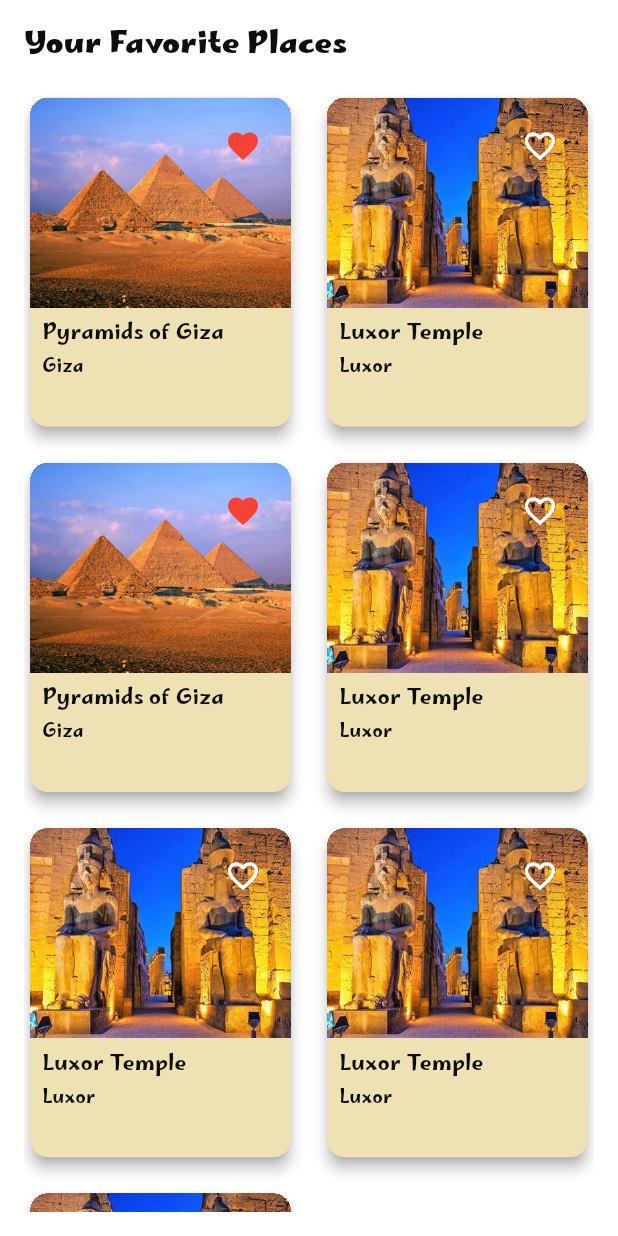
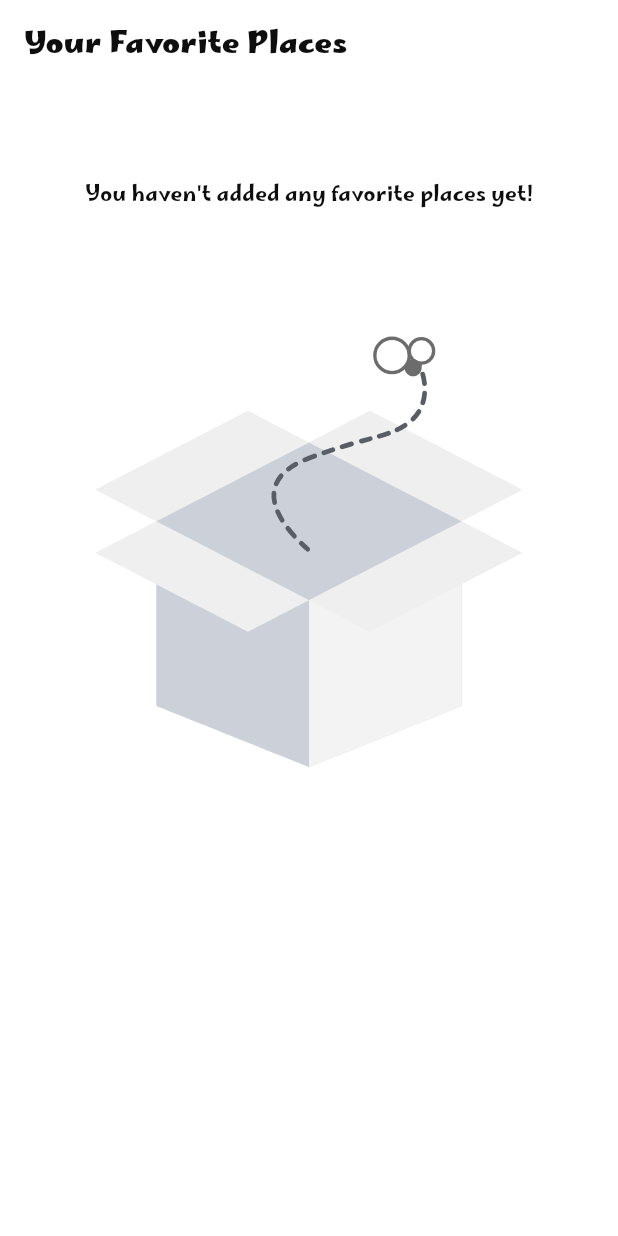
Before and after one commit to roaagawish/sprints_tourist_guide_app, a Flutter app: the FavoritesTab widget shown alone on an empty page, opened directly, on a phone screen of 412 x 824 dp. Run offline on Flutter 3.47's test engine with Material 3 defaults, Android fonts, the phone set to English and light mode, and no system bars; our stand-ins replace lottie.

Commit message:
favorite logic

```diff
--- /dev/null
+++ b/devtools_options.yaml
@@ -0,0 +1,3 @@
+description: This file stores settings for Dart & Flutter DevTools.
+documentation: https://docs.flutter.dev/tools/devtools/extensions#configure-extension-enablement-states
+extensions:
--- a/lib/resourses/assets_manager.dart
+++ b/lib/resourses/assets_manager.dart
@@ -1,5 +1,6 @@
 const String pngPath = 'assets/png';
 const String svgPath = 'assets/svg';
+const String jsonPath = 'assets/json';
 
 class PngAssets {
   static const String alexandria = '$pngPath/alexandria.png';
@@ -14,6 +15,10 @@ class PngAssets {
   static const String valleyOfTheKings = '$pngPath/valley_of_the_kings.png';
 }
 
-class GlbAssets {
+class JsonAssets {
+  static const String empty = '$jsonPath/empty.json';
+}
+
+class SvgAssets {
   //static const String earth = '$svgPath/dummy.svg';
 }
--- /dev/null
+++ b/lib/screens/03_home/providers/place_provider.dart
@@ -0,0 +1,63 @@
+import 'package:flutter/material.dart';
+import '../../../models/place_model.dart';
+import '../../../resourses/assets_manager.dart';
+
+class PlaceProvider with ChangeNotifier {
+  final List<Place> _suggestedPlaces = [
+    Place(
+      name: 'Pyramids of Giza',
+      governorate: 'Giza',
+      image: PngAssets.pyramids,
+    ),
+    Place(
+      name: 'Luxor Temple',
+      governorate: 'Luxor',
+      image: PngAssets.luxor,
+    ),
+    Place(
+      name: 'Pyramids of Giza',
+      governorate: 'Giza',
+      image: PngAssets.pyramids,
+    ),
+    Place(
+      name: 'Pyramids of Giza',
+      governorate: 'Giza',
+      image: PngAssets.pyramids,
+    ),
+  ];
+
+  final List<Place> _popularPlaces = [
+    Place(
+      name: 'Pyramids of Giza',
+      governorate: 'Giza',
+      image: PngAssets.pyramids,
+    ),
+    Place(
+      name: 'Luxor Temple',
+      governorate: 'Luxor',
+      image: PngAssets.luxor,
+    ),
+    Place(
+      name: 'Luxor Temple',
+      governorate: 'Luxor',
+      image: PngAssets.luxor,
+    ),
+    Place(
+      name: 'Luxor Temple',
+      governorate: 'Luxor',
+      image: PngAssets.luxor,
+    ),
+  ];
+
+  List<Place> get suggestedPlaces => _suggestedPlaces;
+  List<Place> get popularPlaces => _popularPlaces;
+
+  List<Place> get favoritePlaces => {..._suggestedPlaces, ..._popularPlaces}
+      .where((place) => place.isFavorite)
+      .toList();
+
+  void toggleFavorite(Place place) {
+    place.isFavorite = !place.isFavorite;
+    notifyListeners();
+  }
+}
--- a/lib/screens/03_home/taps/favorites_tab.dart
+++ b/lib/screens/03_home/taps/favorites_tab.dart
@@ -1,73 +1,36 @@
 import 'package:flutter/material.dart';
-
-import '../../../models/place_model.dart';
-import '../../../resourses/assets_manager.dart';
+import 'package:provider/provider.dart';
 import '../../../resourses/styles_manager.dart';
+import '../providers/place_provider.dart';
+import '../widgets/empty_favorite_list.dart';
 import '../widgets/places_grid_view.dart';
 
 class FavoritesTab extends StatelessWidget {
   const FavoritesTab({super.key});
 
-  // Sample data for places
-  // or coming from api
-  List<Place> get favoritePlaces => [
-        Place(
-          name: 'Pyramids of Giza',
-          governorate: 'Giza',
-          image: PngAssets.pyramids,
-          isFavorite: true,
-        ),
-        Place(
-          name: 'Luxor Temple',
-          governorate: 'Luxor',
-          image: PngAssets.luxor,
-        ),
-        Place(
-          name: 'Pyramids of Giza',
-          governorate: 'Giza',
-          image: PngAssets.pyramids,
-          isFavorite: true,
-        ),
-        Place(
-          name: 'Luxor Temple',
-          governorate: 'Luxor',
-          image: PngAssets.luxor,
-        ),
-        Place(
-          name: 'Luxor Temple',
-          governorate: 'Luxor',
-          image: PngAssets.luxor,
-        ),
-        Place(
-          name: 'Luxor Temple',
-          governorate: 'Luxor',
-          image: PngAssets.luxor,
-        ),
-        Place(
-          name: 'Luxor Temple',
-          governorate: 'Luxor',
-          image: PngAssets.luxor,
-        ),
-        // TODO Add more places as needed
-      ];
-
   @override
   Widget build(BuildContext context) {
+    final placeProvider = Provider.of<PlaceProvider>(context);
     return Padding(
       padding: const EdgeInsets.all(16.0),
       child: Column(
-        crossAxisAlignment: CrossAxisAlignment.start,
+        crossAxisAlignment: CrossAxisAlignment.center,
         spacing: 16.0,
         children: [
-          Text(
-            'Your Favorite Places',
-            style: Styles.style20Bold(),
+          Align(
+            alignment: Alignment.centerLeft,
+            child: Text(
+              'Your Favorite Places',
+              style: Styles.style20Bold(),
+            ),
           ),
           Expanded(
             flex: 3,
-            child: PlacesGridView(
-              places: favoritePlaces,
-            ),
+            child: placeProvider.favoritePlaces.isEmpty
+                ? EmptyFavoriteList()
+                : PlacesGridView(
+                    places: placeProvider.favoritePlaces,
+                  ),
           ),
         ],
       ),
--- a/lib/screens/03_home/taps/home_tab.dart
+++ b/lib/screens/03_home/taps/home_tab.dart
@@ -1,43 +1,15 @@
 import 'package:flutter/material.dart';
-import '../../../models/place_model.dart';
-import '../../../resourses/assets_manager.dart';
+import 'package:provider/provider.dart';
 import '../../../resourses/styles_manager.dart';
+import '../providers/place_provider.dart';
 import '../widgets/popular_places_horiz_list.dart';
 import '../widgets/places_grid_view.dart';
 
 class HomeTab extends StatelessWidget {
   const HomeTab({super.key});
-
-  List<Place> get suggestedPlaces => [
-        Place(
-          name: 'Pyramids of Giza',
-          governorate: 'Giza',
-          image: PngAssets.pyramids,
-          isFavorite: true,
-        ),
-        Place(
-          name: 'Luxor Temple',
-          governorate: 'Luxor',
-          image: PngAssets.luxor,
-        ),
-        Place(
-          name: 'Pyramids of Giza',
-          governorate: 'Giza',
-          image: PngAssets.pyramids,
-          isFavorite: true,
-        ),
-        Place(
-          name: 'Pyramids of Giza',
-          governorate: 'Giza',
-          image: PngAssets.pyramids,
-          isFavorite: true,
-        ),
-
-        // TODO Add more places as needed
-      ];
-
   @override
   Widget build(BuildContext context) {
+    final placeProvider = Provider.of<PlaceProvider>(context);
     return Padding(
       padding: const EdgeInsets.only(top: 16.0, bottom: 16.0, left: 16.0),
       child: Column(
@@ -61,7 +33,7 @@ class HomeTab extends StatelessWidget {
             child: Padding(
               padding: const EdgeInsets.only(right: 16.0),
               child: PlacesGridView(
-                places: suggestedPlaces,
+                places: placeProvider.suggestedPlaces,
               ),
             ),
           ),
--- /dev/null
+++ b/lib/screens/03_home/widgets/empty_favorite_list.dart
@@ -0,0 +1,28 @@
+import 'package:flutter/material.dart';
+import 'package:lottie/lottie.dart';
+import '../../../resourses/assets_manager.dart';
+import '../../../resourses/styles_manager.dart';
+
+class EmptyFavoriteList extends StatelessWidget {
+  const EmptyFavoriteList({super.key});
+
+  @override
+  Widget build(BuildContext context) {
+    return Column(
+      crossAxisAlignment: CrossAxisAlignment.center,
+      spacing: 30.0,
+      children: [
+        SizedBox(height: 30.0),
+        Text(
+          'You haven\'t added any favorite places yet!',
+          style: Styles.style14Medium(),
+        ),
+        Lottie.asset(
+          JsonAssets.empty,
+          width: double.infinity,
+          fit: BoxFit.contain,
+        ),
+      ],
+    );
+  }
+}
--- a/lib/screens/03_home/widgets/place_card.dart
+++ b/lib/screens/03_home/widgets/place_card.dart
@@ -1,8 +1,10 @@
 import 'package:flutter/material.dart';
+import 'package:provider/provider.dart';
 import '../../../models/place_model.dart';
 import '../../../resourses/styles_manager.dart';
+import '../providers/place_provider.dart';
 
-class PlaceCard extends StatefulWidget {
+class PlaceCard extends StatelessWidget {
   final Place place;
 
   const PlaceCard({
@@ -11,12 +13,8 @@ class PlaceCard extends StatefulWidget {
   });
 
   @override
-  State<PlaceCard> createState() => _PlaceCardState();
-}
-
-class _PlaceCardState extends State<PlaceCard> {
-  @override
   Widget build(BuildContext context) {
+    final placeProvider = Provider.of<PlaceProvider>(context);
     return Card(
       child: Column(
         crossAxisAlignment: CrossAxisAlignment.start,
@@ -24,7 +22,7 @@ class _PlaceCardState extends State<PlaceCard> {
           Stack(
             children: [
               Image.asset(
-                widget.place.image,
+                place.image,
                 height: 140,
                 width: double.infinity,
                 fit: BoxFit.cover,
@@ -34,15 +32,11 @@ class _PlaceCardState extends State<PlaceCard> {
                 right: 8,
                 child: IconButton(
                   icon: Icon(
-                    widget.place.isFavorite
-                        ? Icons.favorite
-                        : Icons.favorite_border,
-                    color: widget.place.isFavorite ? Colors.red : Colors.white,
+                    place.isFavorite ? Icons.favorite : Icons.favorite_border,
+                    color: place.isFavorite ? Colors.red : Colors.white,
                   ),
                   onPressed: () {
-                    setState(() {
-                      widget.place.isFavorite = !widget.place.isFavorite;
-                    });
+                    placeProvider.toggleFavorite(place);
                   },
                 ),
               ),
@@ -54,8 +48,8 @@ class _PlaceCardState extends State<PlaceCard> {
               crossAxisAlignment: CrossAxisAlignment.start,
               spacing: 4.0,
               children: [
-                Text(widget.place.name, style: Styles.style14Medium()),
-                Text(widget.place.governorate, style: Styles.style12Medium()),
+                Text(place.name, style: Styles.style14Medium()),
+                Text(place.governorate, style: Styles.style12Medium()),
               ],
             ),
           ),
--- a/lib/screens/03_home/widgets/popular_places_horiz_list.dart
+++ b/lib/screens/03_home/widgets/popular_places_horiz_list.dart
@@ -1,49 +1,25 @@
 import 'package:flutter/material.dart';
-import '../../../models/place_model.dart';
-import '../../../resourses/assets_manager.dart';
+import 'package:provider/provider.dart';
+import '../providers/place_provider.dart';
 import 'place_card.dart';
 
 class PopularPlacesHorizontalList extends StatelessWidget {
   const PopularPlacesHorizontalList({super.key});
 
-  List<Place> get places => [
-        Place(
-          name: 'Pyramids of Giza',
-          governorate: 'Giza',
-          image: PngAssets.pyramids,
-          isFavorite: true,
-        ),
-        Place(
-          name: 'Luxor Temple',
-          governorate: 'Luxor',
-          image: PngAssets.luxor,
-        ),
-        Place(
-          name: 'Luxor Temple',
-          governorate: 'Luxor',
-          image: PngAssets.luxor,
-        ),
-        Place(
-          name: 'Luxor Temple',
-          governorate: 'Luxor',
-          image: PngAssets.luxor,
-        ),
-        // TODO Add more places as needed
-      ];
-
   @override
   Widget build(BuildContext context) {
+    final placeProvider = Provider.of<PlaceProvider>(context);
     return ListView.builder(
       scrollDirection: Axis.horizontal,
       physics: const BouncingScrollPhysics(),
-      itemCount: places.length,
+      itemCount: placeProvider.popularPlaces.length,
       itemBuilder: (context, index) {
         return Padding(
           padding: const EdgeInsets.only(right: 16.0),
           child: SizedBox(
             width: 200,
             child: PlaceCard(
-              place: places[index],
+              place: placeProvider.popularPlaces[index],
             ),
           ),
         );
--- a/pubspec.yaml
+++ b/pubspec.yaml
@@ -2,7 +2,7 @@ name: sprints_tourist_guide_app
 description: "A new Flutter project."
 # The following line prevents the package from being accidentally published to
 # pub.dev using `flutter pub publish`. This is preferred for private packages.
-publish_to: 'none' # Remove this line if you wish to publish to pub.dev
+publish_to: "none" # Remove this line if you wish to publish to pub.dev
 
 # The following defines the version and build number for your application.
 # A version number is three numbers separated by dots, like 1.2.43
@@ -34,6 +34,8 @@ dependencies:
   # The following adds the Cupertino Icons font to your application.
   # Use with the CupertinoIcons class for iOS style icons.
   cupertino_icons: ^1.0.8
+  provider: ^6.1.2
+  lottie: ^3.3.0
 
 dev_dependencies:
   flutter_test:
@@ -51,7 +53,6 @@ dev_dependencies:
 
 # The following section is specific to Flutter packages.
 flutter:
-
   # The following line ensures that the Material Icons font is
   # included with your application, so that you can use the icons in
   # the material Icons class.
@@ -61,6 +62,7 @@ flutter:
   assets:
     - assets/png/
     - assets/svg/
+    - assets/json/
 
   # An image asset can refer to one or more resolution-specific "variants", see
   # https://flutter.dev/to/resolution-aware-images
```
Also changed, not shown: assets/json/empty.json (added, +1 -0 lines), lib/screens/03_home/home_screen.dart (+6 -1 lines), pubspec.lock.
